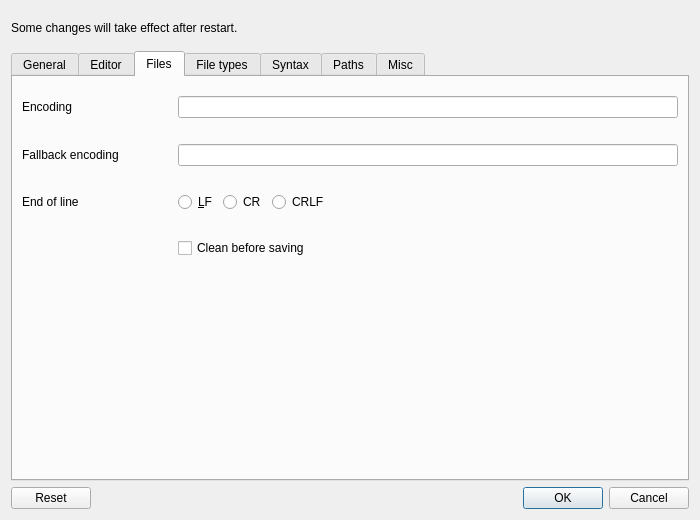
Before: the Qt Designer form ui/settings.ui in ziracms/editor, drawn with Qt 5.
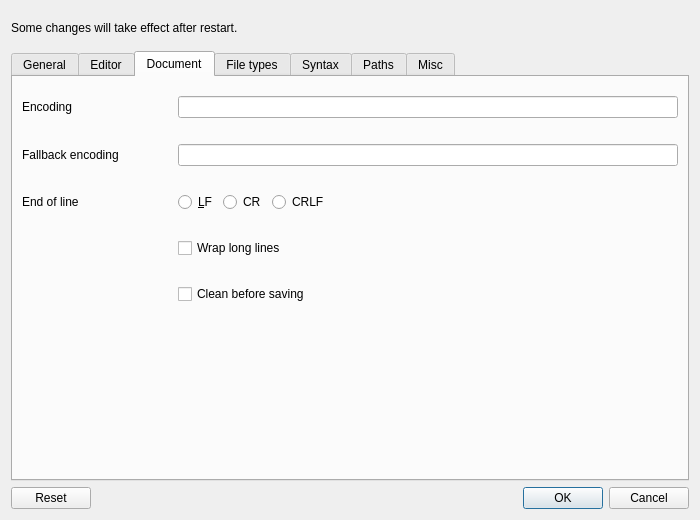
After: the same form once the commit is applied. The open tabs and pages were chosen to show the change.

Commit message: long lines wrap

Diff of the .ui file:
```diff
--- a/ui/settings.ui
+++ b/ui/settings.ui
@@ -558,7 +558,7 @@
      </widget>
      <widget class="QWidget" name="filesSettingsTab">
       <attribute name="title">
-       <string>Files</string>
+       <string>Document</string>
       </attribute>
       <layout class="QVBoxLayout" name="verticalLayout">
        <item>
@@ -670,6 +670,26 @@
          </item>
         </layout>
        </item>
+       <item>
+        <layout class="QHBoxLayout" name="filesLongLineWrapLayout">
+         <property name="leftMargin">
+          <number>156</number>
+         </property>
+         <property name="topMargin">
+          <number>10</number>
+         </property>
+         <property name="bottomMargin">
+          <number>10</number>
+         </property>
+         <item>
+          <widget class="QCheckBox" name="filesLongLineWrapCheckBox">
+           <property name="text">
+            <string>Wrap long lines</string>
+           </property>
+          </widget>
+         </item>
+        </layout>
+       </item>
        <item>
         <layout class="QHBoxLayout" name="filesCleanForSaveLayout">
          <property name="leftMargin">
```
The commit also changes 4 other files.
